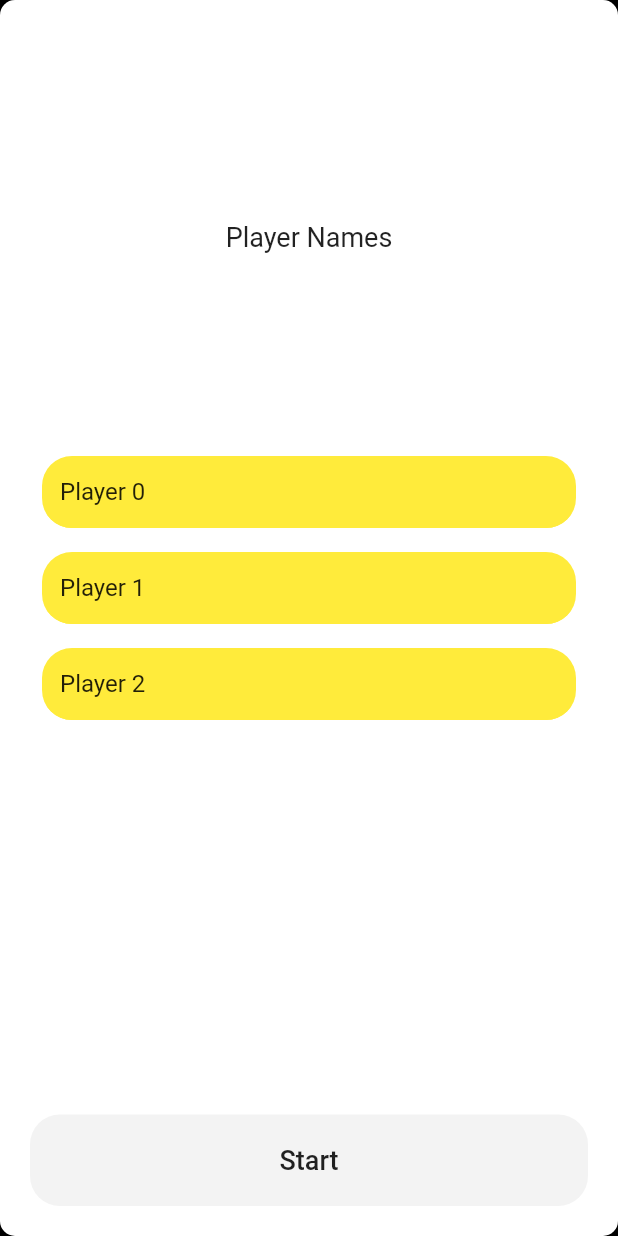
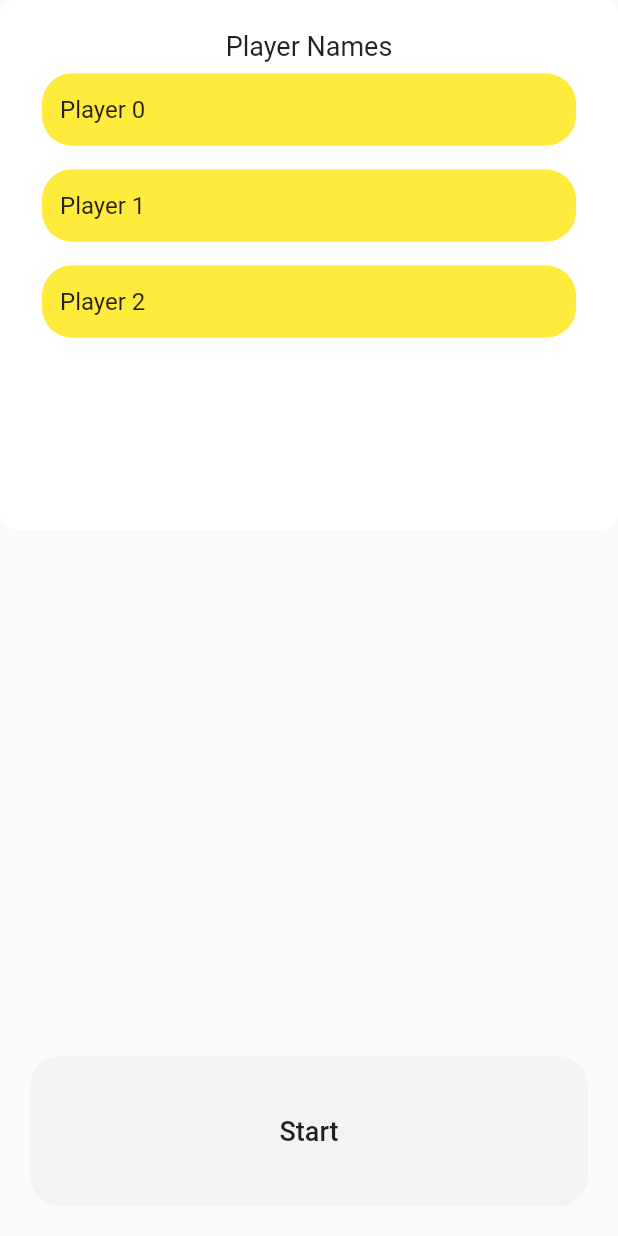
Before and after one commit to Sarathkrishnan/poojyam_vettu_flutter, a Flutter app: the screen it shows after launch, after a tap on the "add" icon, after a tap on "Start", on a phone screen of 412 x 824 dp. Run offline on Flutter 3.47's test engine with Material 2 defaults, Android fonts, the light colour scheme and no system bars; our stand-ins replace google_fonts; Roboto replaces fonts that are missing (Amita).

```diff
--- a/lib/componets/dot.dart
+++ b/lib/componets/dot.dart
@@ -14,8 +14,9 @@ class Dot extends StatelessWidget {
     double deviceHeight = MediaQuery.of(context).size.height;
 
     return Container(
-      width: deviceWidth * 0.08,
-      height: deviceWidth * 0.08,
+      alignment: Alignment.center,
+      width:deviceWidth*0.08,
+      height: deviceWidth*0.08,
       padding: EdgeInsets.all(2),
       margin: EdgeInsets.all(2),
       decoration: BoxDecoration(
--- a/lib/logic/newLogic.dart
+++ /dev/null
@@ -1,3 +0,0 @@
-class Brain{
-
-}
--- a/lib/main.dart
+++ b/lib/main.dart
@@ -1,4 +1,5 @@
 import 'package:flutter/material.dart';
+import 'package:flutter/services.dart';
 import 'package:google_fonts/google_fonts.dart';
 import 'package:pooyam_vettu/screens/game_board.dart';
 import 'package:pooyam_vettu/screens/gameconfig.dart';
@@ -6,7 +7,9 @@ import 'package:pooyam_vettu/screens/playernames.dart';
 import 'package:pooyam_vettu/screens/splash.dart';
 
 void main() {
-  runApp(MyApp());
+  WidgetsFlutterBinding.ensureInitialized();
+  SystemChrome.setPreferredOrientations([DeviceOrientation.portraitUp])
+      .then((value) => runApp(MyApp()));
 }
 
 class MyApp extends StatelessWidget {
--- a/lib/screens/gameconfig.dart
+++ b/lib/screens/gameconfig.dart
@@ -13,7 +13,10 @@ class _GameConfigState extends State<GameConfig> {
   int numberOfPlayers = 2;
   void increasePlayer() {
     setState(() {
-      numberOfPlayers++;
+      if (numberOfPlayers<8) {
+        numberOfPlayers++;
+      }
+
     });
   }
 
--- a/lib/screens/playernames.dart
+++ b/lib/screens/playernames.dart
@@ -28,28 +28,26 @@ class _PlayerListState extends State<PlayerList> {
 
   @override
   Widget build(BuildContext context) {
-    double deviceWidth = MediaQuery.of(context).size.width;
-    double deviceHeight = MediaQuery.of(context).size.height;
-
     return Scaffold(
-      backgroundColor: Colors.black,
       body: SafeArea(
-        child: SingleChildScrollView(
+        child:
+    Stack(
+      children: [
+            SingleChildScrollView(
           child: Container(
-            width: deviceWidth,
-            height: deviceHeight,
             decoration: BoxDecoration(
                 color: Colors.white, borderRadius: BorderRadius.circular(10)),
             child: Padding(
               padding: const EdgeInsets.all(20.0),
               child: Column(
+                mainAxisAlignment: MainAxisAlignment.spaceEvenly,
                 children: [
-                  Expanded(child: SizedBox()),
+                  // Expanded(child: SizedBox()),
                   Text(
                     'Player Names',
                     style: TextStyle(fontSize: 18),
                   ),
-                  Expanded(child: SizedBox()),
+                  // Expanded(child: SizedBox()),
                   for (var i = 0; i < widget.players; i++)
                     Padding(
                       padding: const EdgeInsets.all(8.0),
@@ -70,14 +68,24 @@ class _PlayerListState extends State<PlayerList> {
                         ),
                       ),
                     ),
-                  Expanded(flex: 2, child: SizedBox()),
-                  FlatButton(
+                 SizedBox(
+                   height: 100,
+                 )
+                ],
+              ),
+            ),
+          ),
+        ),
+               Align(
+                    alignment: Alignment.bottomCenter,
+                    child: Padding(
+                      padding: const EdgeInsets.all(20.0),
+                      child: FlatButton(
                         splashColor: kYellow,
                         color: kbgwhite,
                         onPressed: () {
-                      List<String> userName=List();
+                          List<String> userName = List();
                           for (var i = 0; i < widget.players; i++) {
-
                             userName.add(textFields[i].text);
                           }
                           Navigator.push(
@@ -88,11 +96,12 @@ class _PlayerListState extends State<PlayerList> {
                               ),
                             ),
                           );
-
                         },
                         shape: RoundedRectangleBorder(
                             borderRadius: BorderRadius.circular(20)),
                         child: Container(
+
+                          height: 100,
                           padding: EdgeInsets.all(20),
                           alignment: Alignment.center,
                           width: double.infinity,
@@ -102,12 +111,12 @@ class _PlayerListState extends State<PlayerList> {
                           ),
                         ),
                       ),
-                ],
                     ),
                   ),
-          ),
-        ),
-      ),
+
+
+      ],
+    )  ),
     );
   }
 }
--- a/pubspec.yaml
+++ b/pubspec.yaml
@@ -48,6 +48,7 @@ flutter:
   # To add assets to your application, add an assets section, like this:
   assets:
     - images/
+    - google_fonts/
   #   - images/a_dot_ham.jpeg
 
   # An image asset can refer to one or more resolution-specific "variants", see
```
Also changed, not shown: lib/screens/game_board.dart (+9 -62 lines), 7 other files. Lines whose indentation alone changed are shown as unchanged.
